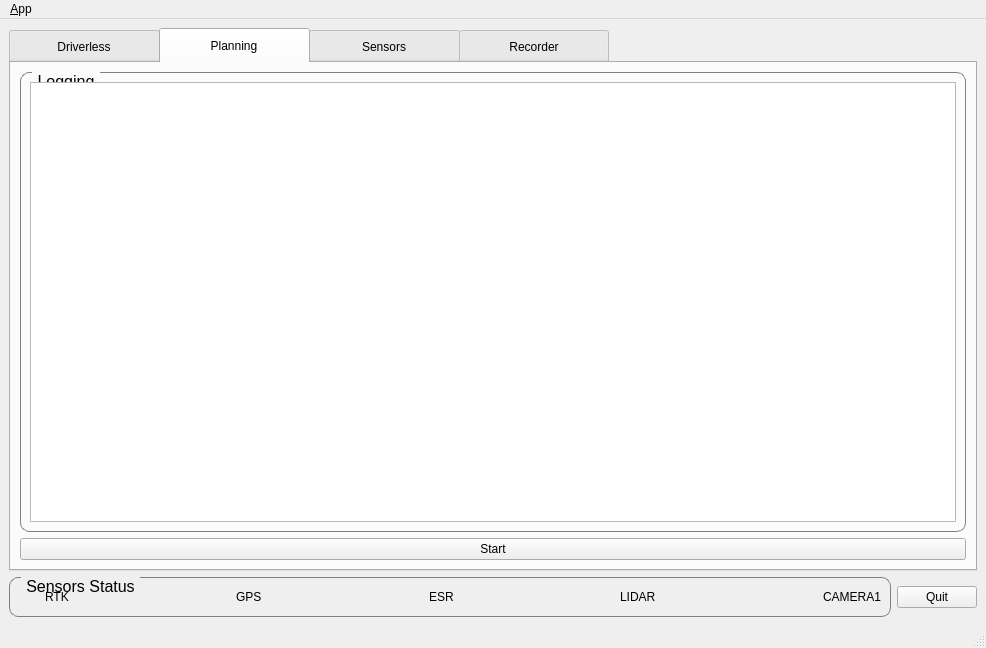
Above: ui/main_window.ui from CastielLiu/av_console before the change. Below: the same form after it.
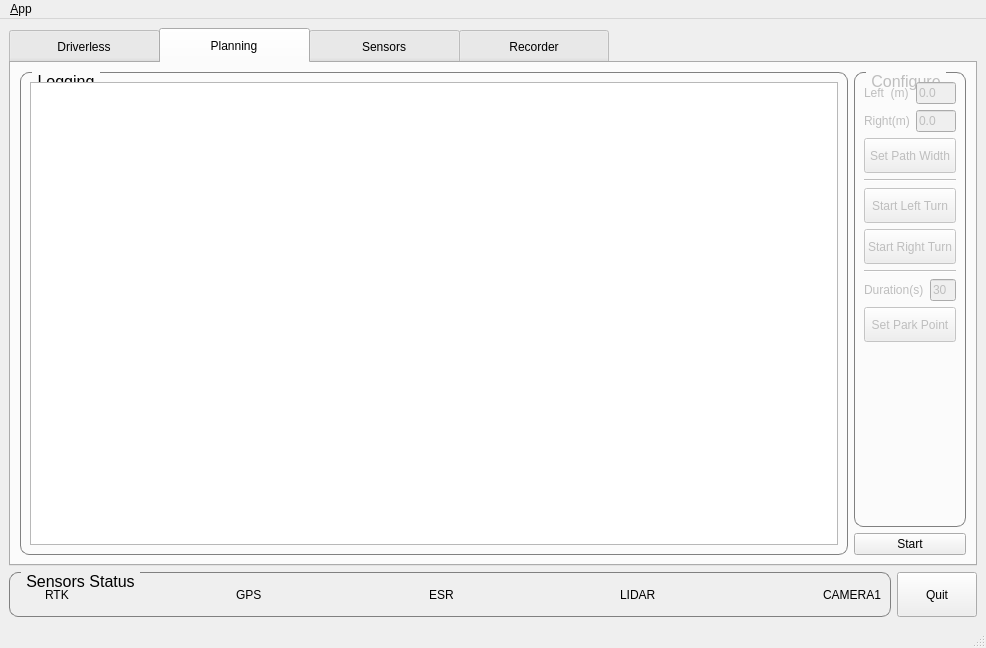
That is the form after the change. The open tabs and pages were chosen to show the change. Icons and pictures are not drawn. Custom widgets are drawn as their Qt base class.

Commit message: modify record path

```diff
--- a/ui/main_window.ui
+++ b/ui/main_window.ui
@@ -21,7 +21,7 @@
    <locale language="English" country="Australia"/>
   </property>
   <widget class="QWidget" name="centralwidget">
-   <layout class="QVBoxLayout" name="verticalLayout_21">
+   <layout class="QVBoxLayout" name="verticalLayout_26" stretch="80,1">
     <item>
      <widget class="QTabWidget" name="tabWidget">
       <property name="minimumSize">
@@ -569,7 +569,7 @@
        <attribute name="title">
         <string>Planning</string>
        </attribute>
-       <layout class="QVBoxLayout" name="verticalLayout_8">
+       <layout class="QHBoxLayout" name="horizontalLayout_24" stretch="10,1">
         <item>
          <widget class="QGroupBox" name="groupBox_5">
           <property name="styleSheet">
@@ -607,6 +607,216 @@
          </widget>
         </item>
         <item>
+         <layout class="QVBoxLayout" name="verticalLayout_25">
+          <item>
+           <widget class="QGroupBox" name="groupBox_pathPlanConfig">
+            <property name="enabled">
+             <bool>false</bool>
+            </property>
+            <property name="styleSheet">
+             <string notr="true">QGroupBox {
+border: 1px solid gray;
+border-radius: 9px;
+margin-top: 0.5em;
+font-size: 16px
+}
+QGroupBox::title {
+subcontrol-origin: margin;
+left: 12px;
+padding: 0 3px 0 3px;
+}
+</string>
+            </property>
+            <property name="title">
+             <string>Configure</string>
+            </property>
+            <layout class="QVBoxLayout" name="verticalLayout_24">
+             <item>
+              <layout class="QHBoxLayout" name="horizontalLayout_22" stretch="2,10">
+               <item>
+                <layout class="QVBoxLayout" name="verticalLayout_23">
+                 <item>
+                  <widget class="QLabel" name="label_14">
+                   <property name="text">
+                    <string>Left  (m)</string>
+                   </property>
+                  </widget>
+                 </item>
+                 <item>
+                  <widget class="QLabel" name="label_15">
+                   <property name="text">
+                    <string>Right(m)</string>
+                   </property>
+                  </widget>
+                 </item>
+                </layout>
+               </item>
+               <item>
+                <layout class="QVBoxLayout" name="verticalLayout_8">
+                 <item>
+                  <widget class="QLineEdit" name="lineEdit_leftRoadWidth">
+                   <property name="minimumSize">
+                    <size>
+                     <width>40</width>
+                     <height>0</height>
+                    </size>
+                   </property>
+                   <property name="toolTip">
+                    <string/>
+                   </property>
+                   <property name="text">
+                    <string>0.0</string>
+                   </property>
+                  </widget>
+                 </item>
+                 <item>
+                  <widget class="QLineEdit" name="lineEdit_rightRoadWidth">
+                   <property name="minimumSize">
+                    <size>
+                     <width>0</width>
+                     <height>0</height>
+                    </size>
+                   </property>
+                   <property name="text">
+                    <string>0.0</string>
+                   </property>
+                  </widget>
+                 </item>
+                </layout>
+               </item>
+              </layout>
+             </item>
+             <item>
+              <widget class="QPushButton" name="pushButton_setPathWidth">
+               <property name="minimumSize">
+                <size>
+                 <width>0</width>
+                 <height>35</height>
+                </size>
+               </property>
+               <property name="styleSheet">
+                <string notr="true">font: 10pt &quot;Sans Serif&quot;;</string>
+               </property>
+               <property name="text">
+                <string>Set Path Width</string>
+               </property>
+               <property name="checkable">
+                <bool>false</bool>
+               </property>
+              </widget>
+             </item>
+             <item>
+              <widget class="Line" name="line_6">
+               <property name="orientation">
+                <enum>Qt::Horizontal</enum>
+               </property>
+              </widget>
+             </item>
+             <item>
+              <widget class="QPushButton" name="pushButton_setLeftTurn">
+               <property name="minimumSize">
+                <size>
+                 <width>0</width>
+                 <height>35</height>
+                </size>
+               </property>
+               <property name="styleSheet">
+                <string notr="true">font: 10pt &quot;Sans Serif&quot;;</string>
+               </property>
+               <property name="text">
+                <string>Start Left Turn</string>
+               </property>
+               <property name="checkable">
+                <bool>true</bool>
+               </property>
+              </widget>
+             </item>
+             <item>
+              <widget class="QPushButton" name="pushButton_setRightTurn">
+               <property name="minimumSize">
+                <size>
+                 <width>0</width>
+                 <height>35</height>
+                </size>
+               </property>
+               <property name="styleSheet">
+                <string notr="true">font: 10pt &quot;Sans Serif&quot;;</string>
+               </property>
+               <property name="text">
+                <string>Start Right Turn</string>
+               </property>
+               <property name="checkable">
+                <bool>true</bool>
+               </property>
+              </widget>
+             </item>
+             <item>
+              <widget class="Line" name="line_7">
+               <property name="orientation">
+                <enum>Qt::Horizontal</enum>
+               </property>
+              </widget>
+             </item>
+             <item>
+              <layout class="QHBoxLayout" name="horizontalLayout_23">
+               <item>
+                <widget class="QLabel" name="label_16">
+                 <property name="text">
+                  <string>Duration(s)</string>
+                 </property>
+                </widget>
+               </item>
+               <item>
+                <widget class="QLineEdit" name="lineEdit_parkDuration">
+                 <property name="minimumSize">
+                  <size>
+                   <width>0</width>
+                   <height>0</height>
+                  </size>
+                 </property>
+                 <property name="text">
+                  <string>30</string>
+                 </property>
+                </widget>
+               </item>
+              </layout>
+             </item>
+             <item>
+              <widget class="QPushButton" name="pushButton_setParkPoint">
+               <property name="minimumSize">
+                <size>
+                 <width>0</width>
+                 <height>35</height>
+                </size>
+               </property>
+               <property name="styleSheet">
+                <string notr="true">font: 10pt &quot;Sans Serif&quot;;</string>
+               </property>
+               <property name="text">
+                <string>Set Park Point</string>
+               </property>
+               <property name="checkable">
+                <bool>false</bool>
+               </property>
+              </widget>
+             </item>
+             <item>
+              <spacer name="verticalSpacer_6">
+               <property name="orientation">
+                <enum>Qt::Vertical</enum>
+               </property>
+               <property name="sizeHint" stdset="0">
+                <size>
+                 <width>20</width>
+                 <height>130</height>
+                </size>
+               </property>
+              </spacer>
+             </item>
+            </layout>
+           </widget>
+          </item>
+          <item>
          <widget class="QPushButton" name="pushButton_pathPlanning">
           <property name="minimumSize">
            <size>
@@ -626,6 +836,8 @@
          </widget>
         </item>
        </layout>
+        </item>
+       </layout>
       </widget>
       <widget class="QWidget" name="tab_sensors">
        <attribute name="title">
@@ -1235,7 +1447,7 @@
      </widget>
     </item>
     <item>
-     <layout class="QHBoxLayout" name="horizontalLayout_21" stretch="10,0">
+     <layout class="QHBoxLayout" name="horizontalLayout_21" stretch="80,1">
       <item>
        <widget class="QGroupBox" name="groupBox_sensorStatus">
         <property name="minimumSize">
@@ -1437,6 +1649,21 @@
        </widget>
       </item>
       <item>
+       <layout class="QVBoxLayout" name="verticalLayout_21">
+        <item>
+         <spacer name="verticalSpacer_8">
+          <property name="orientation">
+           <enum>Qt::Vertical</enum>
+          </property>
+          <property name="sizeHint" stdset="0">
+           <size>
+            <width>20</width>
+            <height>40</height>
+           </size>
+          </property>
+         </spacer>
+        </item>
+        <item>
        <widget class="QPushButton" name="pushButton_quit">
         <property name="sizePolicy">
          <sizepolicy hsizetype="MinimumExpanding" vsizetype="Fixed">
@@ -1447,7 +1674,7 @@
         <property name="minimumSize">
          <size>
           <width>0</width>
-          <height>0</height>
+            <height>45</height>
          </size>
         </property>
         <property name="styleSheet">
@@ -1457,6 +1684,8 @@
          <string>Quit</string>
         </property>
        </widget>
+        </item>
+       </layout>
       </item>
      </layout>
     </item>
```
Left out of the diff: 2 changed lines with no effect on the pictures. Lines whose indentation alone changed are shown as unchanged. The commit also changes 4 other files.
